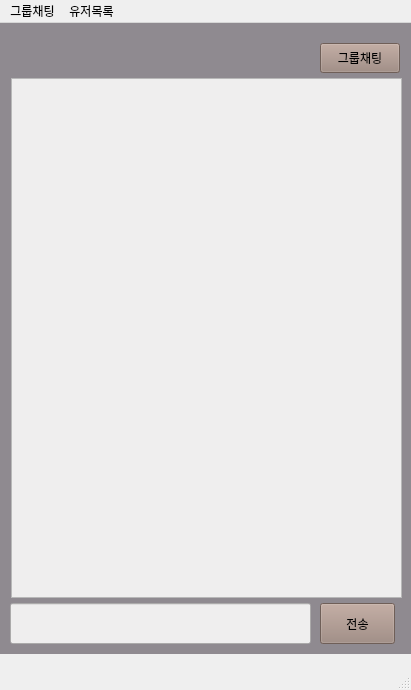
Before: the Qt Designer form src/client/gui/mainwindow.ui in TaehyunJeon0203/lanssenger, drawn with Qt 5.
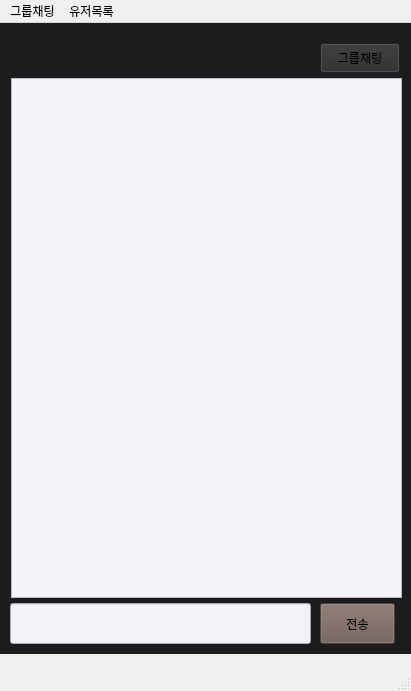
After: the same form once the commit is applied. The open tabs and pages were chosen to show the change.

Diff of the .ui file:
```diff
--- a/src/client/gui/mainwindow.ui
+++ b/src/client/gui/mainwindow.ui
@@ -7,7 +7,7 @@
     <x>0</x>
     <y>0</y>
     <width>411</width>
-    <height>690</height>
+    <height>691</height>
    </rect>
   </property>
   <property name="windowTitle">
@@ -24,10 +24,10 @@
      </rect>
     </property>
     <property name="styleSheet">
-     <string notr="true">background-color: rgb(143, 138, 144)</string>
+     <string notr="true">background-color: #1C1C1E</string>
     </property>
     <property name="currentIndex">
-     <number>0</number>
+     <number>1</number>
     </property>
     <widget class="QWidget" name="mainChatWidget">
      <widget class="QTextEdit" name="chatDisplay">
@@ -40,7 +40,8 @@
        </rect>
       </property>
       <property name="styleSheet">
-       <string notr="true">background-color:#EFEEEE
+       <string notr="true">background-color:#F2F2F7;
+color: #26313E; 
 </string>
       </property>
      </widget>
@@ -54,7 +55,7 @@
        </rect>
       </property>
       <property name="styleSheet">
-       <string notr="true">background-color: #9C857B</string>
+       <string notr="true">background-color: #6C5952</string>
       </property>
       <property name="text">
        <string>전송</string>
@@ -70,7 +71,7 @@
        </rect>
       </property>
       <property name="styleSheet">
-       <string notr="true">background-color: #9C857B</string>
+       <string notr="true">background-color: 	#2C2C2E</string>
       </property>
       <property name="text">
        <string>그룹채팅</string>
@@ -86,7 +87,7 @@
        </rect>
       </property>
       <property name="styleSheet">
-       <string notr="true">background-color:#EFEEEE;
+       <string notr="true">background-color:#F2F2F7;
 color: #26313E; 
 </string>
       </property>
@@ -103,9 +104,8 @@
        </rect>
       </property>
       <property name="styleSheet">
-       <string notr="true">background-color:#EFEEEE;
+       <string notr="true">background-color:#F2F2F7;
 color: #26313E; 
-
 </string>
       </property>
      </widget>
@@ -126,7 +126,7 @@
        </font>
       </property>
       <property name="styleSheet">
-       <string notr="true">background-color: #9C857B</string>
+       <string notr="true">background-color: #6C5952</string>
       </property>
       <property name="text">
        <string>방 새로 만들기</string>
```
